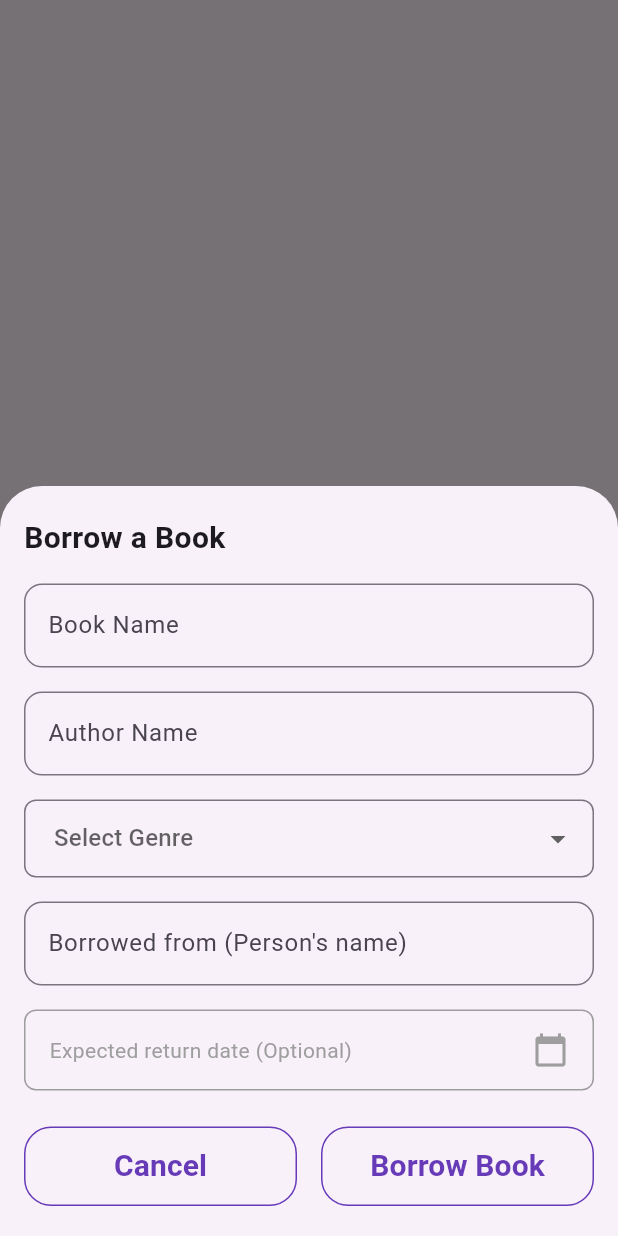
After one commit to samarth-thaker/book-nest, a Flutter app: the BorrowedBooksScreen screen opened directly, after a tap on the "add" icon, on a phone screen of 412 x 824 dp. The commit adds this screen. Run offline on Flutter 3.47's test engine with Material 3 defaults, Android fonts, the phone set to English and light mode, and no system bars; our stand-ins replace hive, hive_flutter, image_picker, share_plus; accounts and stored records are empty.

Commit message:
borrow books:same issue as lending

```diff
--- a/lib/models/bookModel.dart
+++ b/lib/models/bookModel.dart
@@ -176,4 +176,6 @@ enum BookStatus {
   @HiveField(1)
   lent,
 
+  @HiveField(2)
+  borrowed,
 }
--- /dev/null
+++ b/lib/onboarding/borrowedBookScreen.dart
@@ -0,0 +1,466 @@
+import 'dart:io';
+import 'package:booknest/models/bookModel.dart';
+import 'package:booknest/providers/bookProvider.dart';
+import 'package:booknest/widgets/customBookTile.dart';
+import 'package:booknest/widgets/customButton.dart';
+import 'package:booknest/widgets/inputField.dart';
+import 'package:booknest/widgets/searchField.dart';
+import 'package:flutter/material.dart';
+import 'package:intl/intl.dart';
+import 'package:provider/provider.dart';
+
+class BorrowedBooksScreen extends StatefulWidget {
+  const BorrowedBooksScreen({super.key});
+
+  @override
+  State<BorrowedBooksScreen> createState() => _BorrowedBooksScreenState();
+}
+
+class _BorrowedBooksScreenState extends State<BorrowedBooksScreen> {
+  final TextEditingController _personController = TextEditingController();
+  final TextEditingController _authorController = TextEditingController();
+  final ScrollController _scrollController = ScrollController();
+  final TextEditingController _bookTitleController = TextEditingController();
+  String? _selectedGenre;
+  final List<String> _genres = [
+    'Fiction',
+    'Non-Fiction',
+    'Biography',
+    'Science',
+    'Fantasy',
+    'Finance'
+    'Mystery',
+    'Romance',
+    'Thriller',
+    'History',
+    'Philosophy',
+    'Poetry',
+    'Self-Help',
+    'Technology',
+    'Other'
+  ];
+
+  DateTime? _expectedReturnDate;
+  Future<void> _selectReturnDate() async {
+    final DateTime? picked = await showDatePicker(
+      context: context,
+      initialDate:
+          _expectedReturnDate ?? DateTime.now().add(const Duration(days: 30)),
+      firstDate: DateTime.now(),
+      lastDate: DateTime.now().add(const Duration(days: 365)),
+    );
+    if (picked != null) {
+      setState(() {
+        _expectedReturnDate = picked;
+      });
+    }
+  }
+
+  void _clearForm() {
+    _personController.clear();
+    _authorController.clear();
+    _bookTitleController.clear();
+    setState(() {
+
+      _expectedReturnDate = null;
+    });
+  }
+
+  void _borrowBook() {
+    if (_authorController.text.trim().isEmpty ||
+        _bookTitleController.text.trim().isEmpty ||
+        _personController.text.trim().isEmpty) {
+      ScaffoldMessenger.of(context).showSnackBar(
+        const SnackBar(
+            content: Text('Please select a book and enter person name')),
+      );
+      return;
+    }
+
+    final updatedBook = Book(
+        title: _bookTitleController.text,
+        author: _authorController.text,
+        genre: _selectedGenre.toString());
+    Provider.of<BookProvider>(context, listen: false).updateBook(updatedBook);
+
+    Future.delayed(const Duration(milliseconds: 300), () {
+      if (_scrollController.hasClients) {
+        _scrollController.animateTo(
+          0,
+          duration: const Duration(milliseconds: 400),
+          curve: Curves.easeOut,
+        );
+      }
+    });
+
+    ScaffoldMessenger.of(context).showSnackBar(
+      SnackBar(
+          content: Text('${_bookTitleController.text} borrowed successfully!')),
+    );
+    print("Borrowed book status: ${updatedBook.status}");
+    print("All books: ");
+    Provider.of<BookProvider>(context, listen: false).books.forEach((b) {
+      print("${b.title} - ${b.status}");
+    });
+    _clearForm();
+    Navigator.pop(context);
+  }
+  void _openBorrowedForm() {
+    _clearForm();
+    showModalBottomSheet(
+      isScrollControlled: true,
+      context: context,
+      builder: (ctx) {
+        return StatefulBuilder(
+          builder: (context, setModalState) {
+            return Container(
+              constraints: BoxConstraints(
+                maxHeight: MediaQuery.of(ctx).size.height * 0.75,
+              ),
+              child: Padding(
+                padding: EdgeInsets.only(
+                  left: 16,
+                  right: 16,
+                  bottom: MediaQuery.of(ctx).viewInsets.bottom + 20,
+                  top: 20,
+                ),
+                child: SingleChildScrollView(
+                  child: Column(
+                    mainAxisSize: MainAxisSize.min,
+                    crossAxisAlignment: CrossAxisAlignment.start,
+                    children: [
+                      const Text(
+                        'Borrow a Book',
+                        style: TextStyle(
+                            fontSize: 20, fontWeight: FontWeight.bold),
+                      ),
+                      const SizedBox(height: 16),
+                      Inputfield(
+                          controller: _bookTitleController,
+                          hintText: 'Book Name',
+                          keyboardType: TextInputType.text,
+                          prefixText: '',
+                          inputFormatters: const [],
+                          validator: (value) {
+                            if (value == null || value.trim().isEmpty) {
+                              return 'Please enter book name';
+                            }
+                            return null;
+                          }),
+                      const SizedBox(height: 16),
+                      Inputfield(
+                        controller: _authorController,
+                        hintText: 'Author Name',
+                        keyboardType: TextInputType.text,
+                        prefixText: '',
+                        inputFormatters: const [],
+                        validator: (value) {
+                          if (value == null || value.trim().isEmpty) {
+                            return 'Please enter author name';
+                          }
+                          return null;
+                        },
+                      ),
+                      const SizedBox(height: 16),
+                      DropdownButtonFormField<String>(
+                        value: _selectedGenre,
+                        hint: const Text('Select Genre'),
+                        decoration: InputDecoration(
+                          contentPadding: const EdgeInsets.symmetric(
+                              horizontal: 16, vertical: 14),
+                          border: OutlineInputBorder(
+                            borderRadius: BorderRadius.circular(8),
+                          ),
+                        ),
+                        items: _genres.map((String genre) {
+                          return DropdownMenuItem<String>(
+                            value: genre,
+                            child: Text(genre),
+                          );
+                        }).toList(),
+                        onChanged: (value) {
+                          setState(() {
+                            _selectedGenre = value;
+                          });
+                        },
+                        validator: (value) {
+                          if (value == null) {
+                            return 'Please select a genre';
+                          }
+                          return null;
+                        },
+                      ),
+                      const SizedBox(height: 16),
+                      Inputfield(
+                        controller: _personController,
+                        hintText: 'Borrowed from (Person\'s name)',
+                        keyboardType: TextInputType.text,
+                        prefixText: '',
+                        validator: (value) {
+                          if (value == null || value.trim().isEmpty) {
+                            return 'Please enter person name';
+                          }
+                          return null;
+                        },
+                        inputFormatters: const [],
+                      ),
+                      const SizedBox(height: 16),
+                      GestureDetector(
+                        onTap: _selectReturnDate,
+                        child: Container(
+                          padding: const EdgeInsets.symmetric(
+                              horizontal: 16, vertical: 14),
+                          decoration: BoxDecoration(
+                            border: Border.all(color: Colors.grey),
+                            borderRadius: BorderRadius.circular(8),
+                          ),
+                          child: Row(
+                            mainAxisAlignment: MainAxisAlignment.spaceBetween,
+                            children: [
+                              Text(
+                                _expectedReturnDate != null
+                                    ? 'Return by: ${DateFormat('dd/MM/yyyy').format(_expectedReturnDate!)}'
+                                    : 'Expected return date (Optional)',
+                                style: TextStyle(
+                                  color: _expectedReturnDate != null
+                                      ? Colors.black
+                                      : Colors.grey,
+                                ),
+                              ),
+                              const Icon(Icons.calendar_today,
+                                  color: Colors.grey),
+                            ],
+                          ),
+                        ),
+                      ),
+                      const SizedBox(height: 24),
+                      Row(
+                        children: [
+                          Expanded(
+                            child: Custombutton(
+                              onTap: () {
+                                _clearForm();
+                                Navigator.pop(context);
+                              },
+                              action: 'Cancel',
+                              buttonWidth: double.infinity,
+                            ),
+                          ),
+                          const SizedBox(width: 16),
+                          Expanded(
+                            child: Custombutton(
+                              action: 'Borrow Book',
+                              onTap: _borrowBook,
+                              buttonWidth: double.infinity,
+                            ),
+                          ),
+                        ],
+                      ),
+                    ],
+                  ),
+                ),
+              ),
+            );
+          },
+        );
+      },
+    );
+  }
+
+  void _returnBook(Book book) {
+    showDialog(
+      context: context,
+      builder: (ctx) => AlertDialog(
+        title: const Text('Return Book'),
+        content: Text('Mark "${book.title}" as returned?'),
+        actions: [
+          TextButton(
+            onPressed: () => Navigator.pop(ctx),
+            child: const Text('Cancel'),
+          ),
+          TextButton(
+            onPressed: () {
+              final returnedBook = book.returnBook();
+              Provider.of<BookProvider>(context, listen: false)
+                  .updateBook(returnedBook);
+              Navigator.pop(ctx);
+              ScaffoldMessenger.of(context).showSnackBar(
+                SnackBar(content: Text('${book.title} returned successfully!')),
+              );
+            },
+            child: const Text('Return'),
+          ),
+        ],
+      ),
+    );
+  }
+
+  Widget _buildLentBookCard(Book book) {
+    final isOverdue = book.isOverdue;
+    final daysSinceLent = book.lentDate != null
+        ? DateTime.now().difference(book.lentDate!).inDays
+        : 0;
+
+    return Card(
+      elevation: 2,
+      margin: const EdgeInsets.symmetric(vertical: 6),
+      child: ListTile(
+        leading: book.hasCoverImage
+            ? ClipRRect(
+                borderRadius: BorderRadius.circular(4),
+                child: Image.file(
+                  File(book.coverImagePath!),
+                  width: 40,
+                  height: 50,
+                  fit: BoxFit.cover,
+                ),
+              )
+            : const Icon(Icons.book_outlined, color: Colors.teal),
+        title: Text(
+          book.title,
+          style: const TextStyle(fontWeight: FontWeight.w600),
+        ),
+        subtitle: Column(
+          crossAxisAlignment: CrossAxisAlignment.start,
+          children: [
+            Text('by ${book.author}'),
+            const SizedBox(height: 4),
+            Row(
+              children: [
+                Icon(Icons.person, size: 16, color: Colors.grey[600]),
+                const SizedBox(width: 4),
+                Text(
+                  'Lent to ${book.lentToPersonName}',
+                  style: TextStyle(color: Colors.grey[600]),
+                ),
+              ],
+            ),
+            const SizedBox(height: 2),
+            Text(
+              book.lentDate != null
+                  ? 'Borrowed $daysSinceLent days ago'
+                  : 'Recently borrowed',
+              style: TextStyle(
+                color: Colors.grey[600],
+                fontSize: 12,
+              ),
+            ),
+            if (book.expectedReturnDate != null)
+              Text(
+                isOverdue
+                    ? 'Overdue since ${DateFormat('dd/MM/yyyy').format(book.expectedReturnDate!)}'
+                    : 'Due: ${DateFormat('dd/MM/yyyy').format(book.expectedReturnDate!)}',
+                style: TextStyle(
+                  color: isOverdue ? Colors.red : Colors.orange,
+                  fontSize: 12,
+                  fontWeight: FontWeight.w500,
+                ),
+              ),
+          ],
+        ),
+        trailing: Row(
+          mainAxisSize: MainAxisSize.min,
+          children: [
+            if (isOverdue)
+              Container(
+                padding: const EdgeInsets.symmetric(horizontal: 8, vertical: 4),
+                decoration: BoxDecoration(
+                  color: Colors.red.shade100,
+                  borderRadius: BorderRadius.circular(12),
+                ),
+                child: const Text(
+                  'OVERDUE',
+                  style: TextStyle(
+                    color: Colors.red,
+                    fontSize: 10,
+                    fontWeight: FontWeight.bold,
+                  ),
+                ),
+              ),
+            const SizedBox(width: 8),
+            PopupMenuButton<String>(
+              onSelected: (value) {
+                if (value == 'return') {
+                  _returnBook(book);
+                }
+              },
+              itemBuilder: (context) => [
+                const PopupMenuItem(
+                  value: 'return',
+                  child: Row(
+                    children: [
+                      Icon(Icons.keyboard_return, size: 16),
+                      SizedBox(width: 8),
+                      Text('Mark as Returned'),
+                    ],
+                  ),
+                ),
+              ],
+            ),
+          ],
+        ),
+        isThreeLine: true,
+      ),
+    );
+  }
+
+  @override
+  Widget build(BuildContext context) {
+    final bookProvider = Provider.of<BookProvider>(context);
+    final borrowedBooks = bookProvider.books
+        .where((book) => book.status == BookStatus.lent)
+        .toList();
+
+    return Scaffold(
+      body: Padding(
+        padding: const EdgeInsets.all(16),
+        child: Column(
+          crossAxisAlignment: CrossAxisAlignment.start,
+          children: [
+            if (borrowedBooks.isNotEmpty) ...[
+              Text(
+                'Books Currently Lent (${borrowedBooks.length})',
+                style: const TextStyle(
+                  fontSize: 18,
+                  fontWeight: FontWeight.bold,
+                ),
+              ),
+              const SizedBox(height: 16),
+            ],
+            Expanded(
+              child: borrowedBooks.isEmpty
+                  ? const Center(
+                      child: Column(
+                        mainAxisAlignment: MainAxisAlignment.center,
+                        children: [
+                          Icon(Icons.library_books_outlined,
+                              size: 64, color: Colors.grey),
+                          SizedBox(height: 16),
+                          Text("No books borrowed yet.",
+                              style:
+                                  TextStyle(fontSize: 16, color: Colors.grey)),
+                          SizedBox(height: 8),
+                          Text("Tap + to borrow a book ",
+                              style:
+                                  TextStyle(fontSize: 14, color: Colors.grey)),
+                        ],
+                      ),
+                    )
+                  : ListView.builder(
+                      controller: _scrollController,
+                      itemCount: borrowedBooks.length,
+                      itemBuilder: (ctx, index) {
+                        return _buildLentBookCard(borrowedBooks[index]);
+                      },
+                    ),
+            ),
+          ],
+        ),
+      ),
+      floatingActionButton: FloatingActionButton(
+        onPressed: _openBorrowedForm,
+        child: const Icon(Icons.add),
+      ),
+    );
+  }
+}
--- a/lib/onboarding/onboarding.dart
+++ b/lib/onboarding/onboarding.dart
@@ -1,4 +1,5 @@
 import 'package:booknest/onboarding/addBookTab.dart';
+import 'package:booknest/onboarding/borrowedBookScreen.dart';
 import 'package:booknest/onboarding/lendingTab.dart';
 import 'package:booknest/onboarding/libraryTab.dart';
 import 'package:booknest/onboarding/settingsTab.dart';
@@ -14,13 +15,13 @@ class Onboarding extends StatefulWidget {
 class _OnboardingState extends State<Onboarding> {
   int _selectedIndex = 0;
 
-  final List<String> _titles = ['Your Library', 'Add a Book', 'Lent Books'];
+  final List<String> _titles = ['Your Library', 'Add a Book', 'Lent Books', 'Borrowed Books'];
 
   final List<Widget> _screens = [
     LibraryTab(),
     AddBookTab(),
-    //LentBooksScreen(),
     LendingTab(),
+    BorrowedBooksScreen(),
   ];
 
   void _onItemTapped(int index) {
@@ -63,10 +64,12 @@ class _OnboardingState extends State<Onboarding> {
       bottomNavigationBar: BottomNavigationBar(
         currentIndex: _selectedIndex,
         onTap: _onItemTapped,
+        type: BottomNavigationBarType.fixed,
         items: const [
           BottomNavigationBarItem(icon: Icon(Icons.library_books), label: 'Library'),
           BottomNavigationBarItem(icon: Icon(Icons.add), label: 'Add Book'),
-          BottomNavigationBarItem(icon: Icon(Icons.swap_horiz), label: 'Lending'),
+          BottomNavigationBarItem(icon: Icon(Icons.swap_horiz), label: 'Lend'),
+          BottomNavigationBarItem(icon: Icon(Icons.handshake), label:'Borrow'),
         ],
       ),
     );
```
Also changed, not shown: lib/providers/bookProvider.dart (+14 -83 lines), lib/models/bookModel.g.dart.
